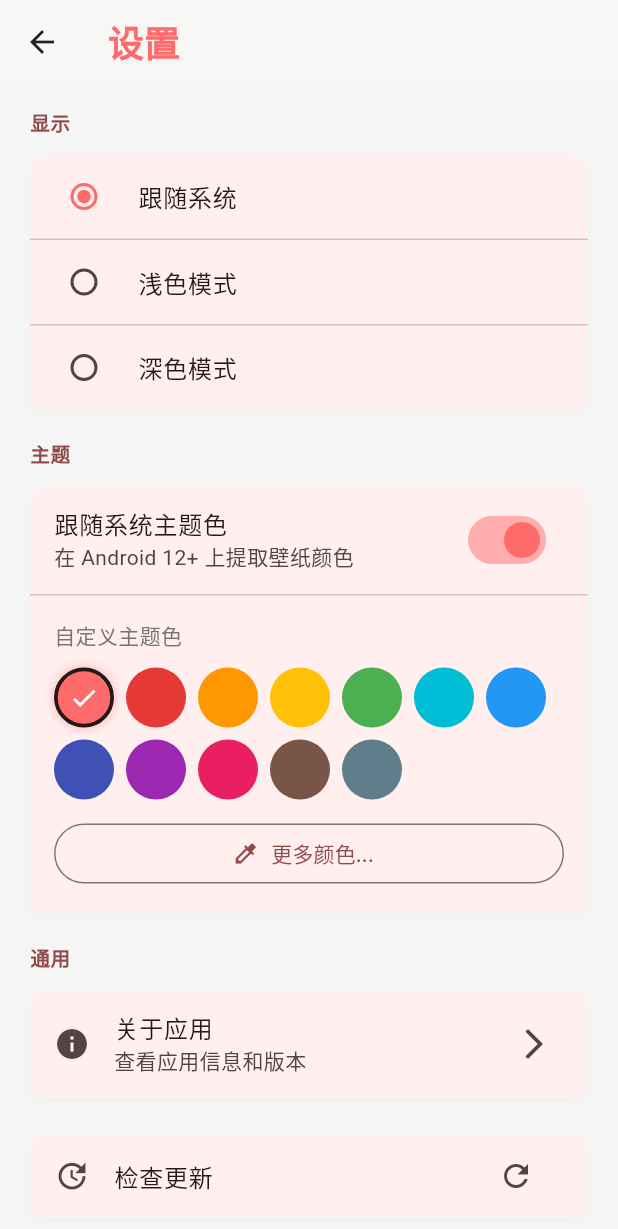
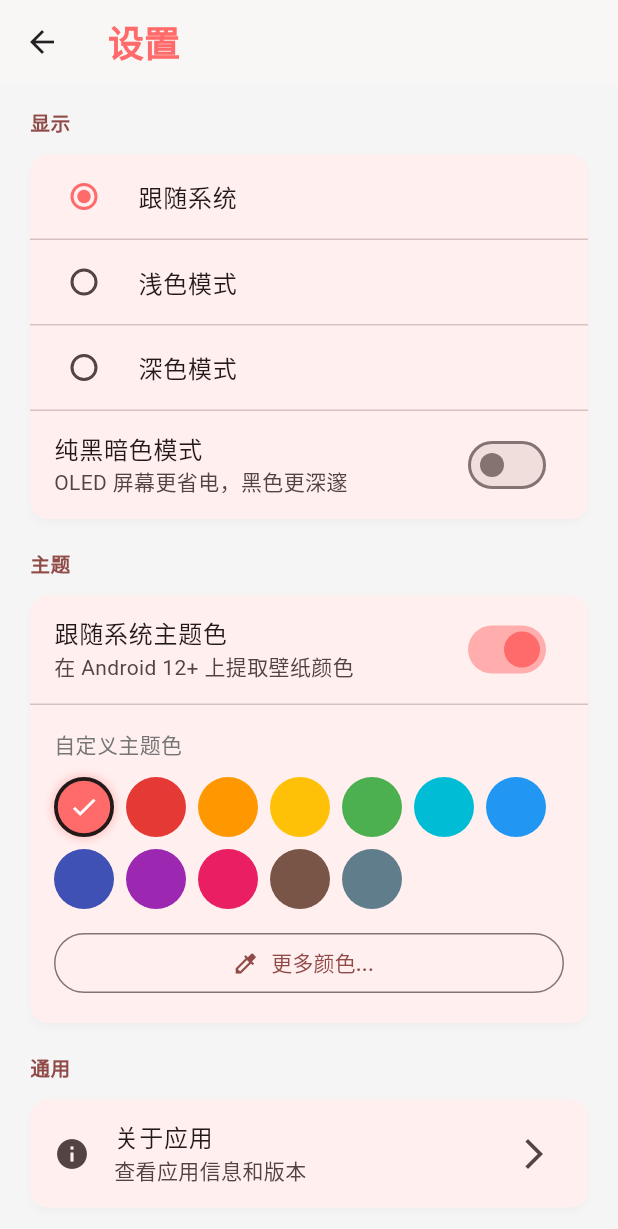
Before and after one commit to xiuusi/heimanmanga-flutter-app, a Flutter app: the screen it shows after launch, scrolled down 57 dp, after a tap on the "settings" icon, on a phone screen of 412 x 824 dp. Shown: the top 1229 px of the screen. Run offline on Flutter 3.47's test engine with Material 3 defaults, Android fonts, the phone set to English and light mode, and no system bars; drawn by our look-alikes of dynamic_color; our stand-ins replace cached_network_image, dio, drift, package_info_plus, shared_preferences; accounts and stored records are empty; generated files the repository leaves out were written again; network calls fail.

Commit message:
feat: 新增纯黑暗色模式开关

```diff
--- a/lib/main.dart
+++ b/lib/main.dart
@@ -65,13 +65,14 @@ class _MangaReaderAppState extends State<MangaReaderApp> {
   Widget build(BuildContext context) {
     final isDarkMode = _themeManager.isDarkMode;
     final accentColor = _themeManager.accentColor;
+    final usePureBlack = _themeManager.usePureBlack;
 
     return DynamicColorBuilder(
       builder: (ColorScheme? lightDynamic, ColorScheme? darkDynamic) {
         return MaterialApp(
           title: '嘿！——漫',
           theme: _buildLightTheme(accentColor, lightDynamic),
-          darkTheme: _buildDarkTheme(accentColor, darkDynamic),
+          darkTheme: _buildDarkTheme(accentColor, darkDynamic, usePureBlack),
           themeMode: isDarkMode ? ThemeMode.dark : ThemeMode.light,
           home: const ResponsiveMainPage(),
           debugShowCheckedModeBanner: false,
@@ -170,16 +171,19 @@ class _MangaReaderAppState extends State<MangaReaderApp> {
     );
   }
 
-  ThemeData _buildDarkTheme(Color accentColor, ColorScheme? dynamicScheme) {
+  ThemeData _buildDarkTheme(Color accentColor, ColorScheme? dynamicScheme, bool usePureBlack) {
     final colorScheme = _resolveColorScheme(accentColor, Brightness.dark, dynamicScheme);
+    final bg = usePureBlack ? Colors.black : const Color(0xFF121212);
+    final surface = usePureBlack ? const Color(0xFF0D0D0D) : const Color(0xFF1E1E1E);
+    final inputBg = usePureBlack ? const Color(0xFF1A1A1A) : const Color(0xFF2D2D2D);
 
     return ThemeData(
       colorScheme: colorScheme,
       primaryColor: accentColor,
-      scaffoldBackgroundColor: const Color(0xFF121212),
+      scaffoldBackgroundColor: bg,
 
       appBarTheme: AppBarTheme(
-        backgroundColor: const Color(0xFF1E1E1E),
+        backgroundColor: surface,
         foregroundColor: Colors.white,
         elevation: 1,
         centerTitle: false,
@@ -191,7 +195,7 @@ class _MangaReaderAppState extends State<MangaReaderApp> {
       ),
 
       bottomNavigationBarTheme: BottomNavigationBarThemeData(
-        backgroundColor: const Color(0xFF1E1E1E),
+        backgroundColor: surface,
         selectedItemColor: accentColor,
         unselectedItemColor: const Color(0xFF888888),
       ),
@@ -203,7 +207,7 @@ class _MangaReaderAppState extends State<MangaReaderApp> {
           borderRadius: BorderRadius.circular(12),
         ),
         clipBehavior: Clip.antiAlias,
-        color: const Color(0xFF1E1E1E),
+        color: surface,
       ),
 
       elevatedButtonTheme: ElevatedButtonThemeData(
@@ -219,7 +223,7 @@ class _MangaReaderAppState extends State<MangaReaderApp> {
 
       inputDecorationTheme: InputDecorationTheme(
         filled: true,
-        fillColor: const Color(0xFF2D2D2D),
+        fillColor: inputBg,
         border: OutlineInputBorder(
           borderRadius: BorderRadius.circular(25),
           borderSide: BorderSide.none,
--- a/lib/utils/theme_manager.dart
+++ b/lib/utils/theme_manager.dart
@@ -21,10 +21,12 @@ class ThemeManager with ChangeNotifier, WidgetsBindingObserver {
   ThemeModeType _currentThemeMode = ThemeModeType.auto;
   Color _accentColor = const Color(0xFFFF6B6B);
   bool _useDynamicColor = true;
+  bool _usePureBlack = false;
 
   ThemeModeType get currentThemeMode => _currentThemeMode;
   Color get accentColor => _accentColor;
   bool get useDynamicColor => _useDynamicColor;
+  bool get usePureBlack => _usePureBlack;
 
   bool get isDarkMode {
     if (_currentThemeMode == ThemeModeType.auto) {
@@ -62,6 +64,13 @@ class ThemeManager with ChangeNotifier, WidgetsBindingObserver {
     Future.microtask(() => notifyListeners());
   }
 
+  Future<void> setUsePureBlack(bool value) async {
+    _usePureBlack = value;
+    final prefs = await SharedPreferences.getInstance();
+    await prefs.setBool('use_pure_black', value);
+    Future.microtask(() => notifyListeners());
+  }
+
   Future<void> loadThemeMode() async {
     final prefs = await SharedPreferences.getInstance();
     final savedMode = prefs.getInt('theme_mode');
@@ -79,6 +88,11 @@ class ThemeManager with ChangeNotifier, WidgetsBindingObserver {
       _useDynamicColor = savedDynamic;
     }
 
+    final savedPureBlack = prefs.getBool('use_pure_black');
+    if (savedPureBlack != null) {
+      _usePureBlack = savedPureBlack;
+    }
+
     Future.microtask(() => notifyListeners());
   }
 
--- a/lib/widgets/settings_page.dart
+++ b/lib/widgets/settings_page.dart
@@ -286,6 +286,14 @@ class _SettingsPageState extends State<SettingsPage> {
                     activeColor: _themeManager.accentColor,
                     onChanged: (v) { if (v != null) _themeManager.setThemeMode(v); },
                   ),
+                  const Divider(height: 1),
+                  SwitchListTile(
+                    title: const Text('纯黑暗色模式'),
+                    subtitle: const Text('OLED 屏幕更省电，黑色更深邃'),
+                    value: _themeManager.usePureBlack,
+                    activeColor: _themeManager.accentColor,
+                    onChanged: _themeManager.setUsePureBlack,
+                  ),
                 ],
               ),
             ),
```
